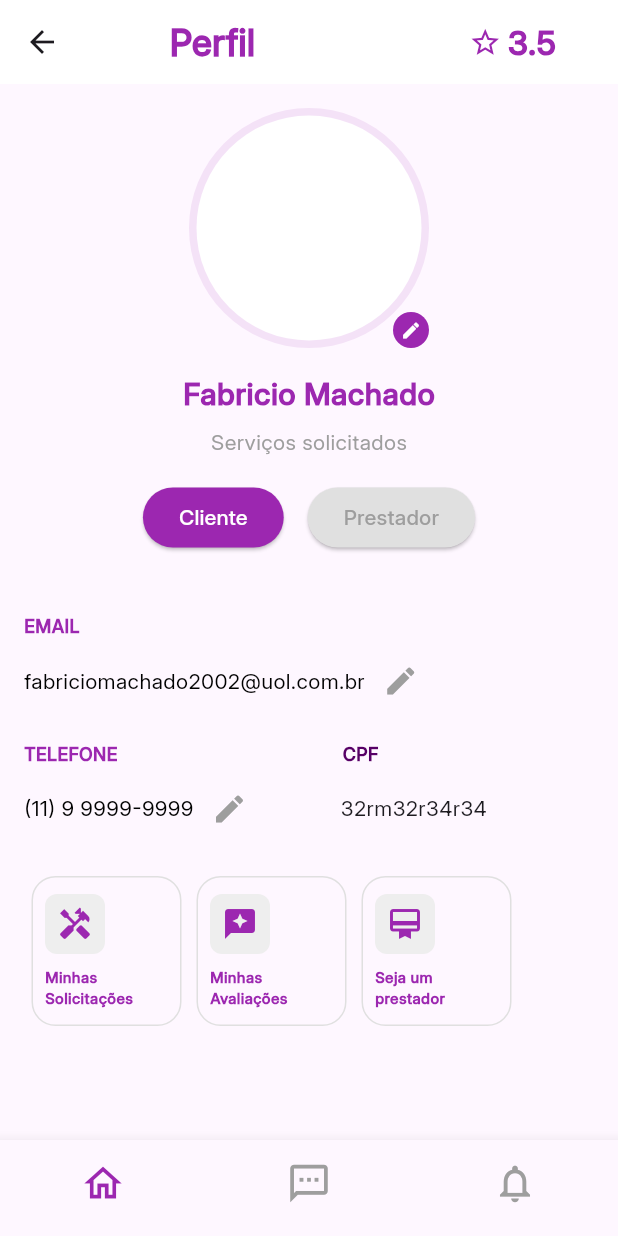
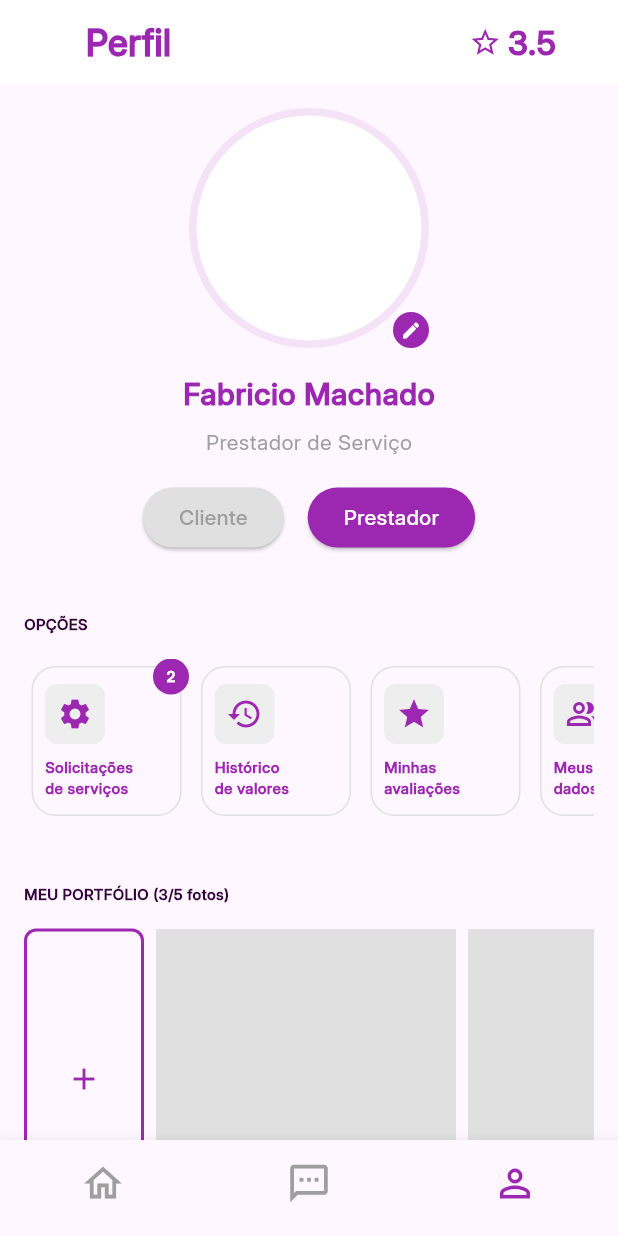
Before and after one commit to OrkTek-IFSul/Quebra-Galho, a Flutter app: the screen it shows after launch, item 3 of the bottom bar chosen, after a tap on "Prestador", on a phone screen of 412 x 824 dp. Run offline on Flutter 3.47's test engine with Material 3 defaults, Android fonts, the phone set to English and light mode, and no system bars.

Commit message:
update layout da homepage e ajustes na navegação do app

```diff
--- a/Mobile/quebragalho/lib/views/screens/SolicitacoesPageCliente.dart
+++ b/Mobile/quebragalho/lib/views/screens/SolicitacoesPageCliente.dart
@@ -2,7 +2,7 @@ import 'package:flutter/material.dart';
 import 'package:flutter_quebragalho/views/widgets/solicitacao_item.dart';
 
 class SolicitacoesPageCliente extends StatelessWidget {
-  const SolicitacoesPageCliente({Key? key}) : super(key: key);
+  const SolicitacoesPageCliente({super.key});
 
   @override
   Widget build(BuildContext context) {
--- a/Mobile/quebragalho/lib/views/screens/UserProfile.dart
+++ b/Mobile/quebragalho/lib/views/screens/UserProfile.dart
@@ -1,6 +1,7 @@
 import 'package:flutter/material.dart';
+
 import 'package:flutter_quebragalho/views/screens/SolicitacoesPageCliente.dart';
-import 'package:flutter_quebragalho/views/screens/pageViewPrestador.dart';
+import 'package:flutter_quebragalho/views/screens/SolicitacoesPagePrestador.dart';
 import 'package:flutter_quebragalho/views/screens/reviewsPage.dart';
 import 'package:flutter_quebragalho/views/widgets/PrestadorFormModal.dart';
 import 'package:flutter_quebragalho/views/widgets/editar_email_modal.dart';
@@ -17,6 +18,10 @@ class UserProfile extends StatefulWidget {
 
 class _UserProfileState extends State<UserProfile> {
   bool isPrestador = false; // Controla se o perfil é de Prestador ou Cliente
+  final PageController _pageController =
+      PageController(); // Controlador para a navegação entre páginas.
+
+
 
   @override
   Widget build(BuildContext context) {
@@ -131,6 +136,8 @@ class _UserProfileState extends State<UserProfile> {
                       isPrestador =
                           false; // Alterna para a visualização de Cliente
                     });
+
+                    _pageController.jumpToPage(0); // Vai para a página Cliente
                   },
                   style: ElevatedButton.styleFrom(
                     backgroundColor:
@@ -150,14 +157,14 @@ class _UserProfileState extends State<UserProfile> {
                 // Botão para selecionar perfil Prestador
                 ElevatedButton(
                   onPressed: () {
-                    Navigator.push(
-                      context,
-                      MaterialPageRoute(
-                        builder:
-                            (context) =>
-                                PageViewPrestadorCore(), // Direciona para PageViewPrestador
-                      ),
-                    );
+                    setState(() {
+                      isPrestador =
+                          true; // Alterna para a visualização de Cliente
+                    });
+
+                    _pageController.jumpToPage(
+                      1,
+                    ); // Vai para a página Prestador
                   },
                   style: ElevatedButton.styleFrom(
                     backgroundColor:
@@ -205,6 +212,14 @@ class _UserProfileState extends State<UserProfile> {
                               Icons.settings,
                               'Solicitações\nde serviços',
                               2,
+                               onTap: () {
+                                Navigator.push(
+                                  context,
+                                  MaterialPageRoute(
+                                    builder: (context) => SolicitacoesPagePrestador(),
+                                  ),
+                                );
+                              },
                             ),
                             SizedBox(width: 3), // Espaçamento entre os itens
                             _buildActionItem(
--- a/Mobile/quebragalho/lib/views/screens/pageViewCliente.dart
+++ b/Mobile/quebragalho/lib/views/screens/pageViewCliente.dart
@@ -1,4 +1,5 @@
 import 'package:flutter/material.dart';
+import 'package:flutter_quebragalho/views/screens/HistoricoValores.dart';
 import 'package:flutter_quebragalho/views/screens/UserProfile.dart';
 import 'package:flutter_quebragalho/views/screens/chatsPage.dart';
 
@@ -16,7 +17,7 @@ class _PageViewCoreState extends State<PageViewCore> {
 
   // Lista de telas que serão exibidas em cada aba.
   final List<Widget> _pages = [
-    HomeScreen(),  // Tela inicial
+    HistoricoValores(), // Tela inicial
     ChatsPage(),   // Tela de conversas
     UserProfile(), // Tela de perfil do usuário
   ];
--- a/Mobile/quebragalho/lib/views/screens/pageViewPrestador.dart
+++ /dev/null
@@ -1,103 +0,0 @@
-import 'package:flutter/material.dart';
-import 'package:flutter_quebragalho/views/screens/UserProfile.dart';
-import 'package:flutter_quebragalho/views/screens/chatsPage.dart';
-
-/// Widget principal que gerencia a navegação entre telas através de PageView e BottomNavigationBar.
-class PageViewPrestadorCore extends StatefulWidget {
-  const PageViewPrestadorCore({super.key});
-
-  @override
-  State<PageViewPrestadorCore> createState() => _PageViewPrestadorCoreState();
-}
-
-class _PageViewPrestadorCoreState extends State<PageViewPrestadorCore> {
-  int _currentIndex = 0; // Armazena o índice da aba selecionada.
-  final PageController _pageController = PageController(); // Controlador para a navegação entre páginas.
-
-  // Lista de telas que serão exibidas em cada aba.
-  final List<Widget> _pages = [
-    UserProfile(), // Tela de perfil do usuário
-    HomeScreen(),  // Tela inicial
-    ChatsPage(),   // Tela de conversas
-  ];
-
-  @override
-  Widget build(BuildContext context) {
-    return Scaffold(
-      // A área principal usa PageView para permitir swipes entre as páginas.
-      body: PageView(
-        controller: _pageController, // Controlador para definir a página atual.
-        onPageChanged: (index) {
-          setState(() {
-            _currentIndex = index; // Atualiza o índice da aba ao trocar de página.
-          });
-        },
-        children: _pages, // Exibe as telas definidas na lista _pages.
-      ),
-      // Barra de navegação inferior para alternar entre as páginas.
-      bottomNavigationBar: BottomNavigationBar(
-        currentIndex: _currentIndex, // Define a aba atualmente selecionada.
-        onTap: (index) {
-          setState(() {
-            _currentIndex = index; // Atualiza o índice selecionado.
-            // Anima a transição para a página selecionada.
-            _pageController.animateToPage(
-              index,
-              duration: const Duration(milliseconds: 150),
-              curve: Curves.easeInOut,
-            );
-          });
-        },
-        // Itens da BottomNavigationBar representando cada aba.
-        items: const [
-          BottomNavigationBarItem(
-            icon: Icon(
-              Icons.home_outlined,
-              size: 30, // Remove a cor fixa para permitir o controle automático.
-            ),
-            label: '', // Sem texto para o label.
-          ),
-          BottomNavigationBarItem(
-            icon: Icon(
-              Icons.sms_outlined,
-              size: 30, // Remove a cor fixa para permitir o controle automático.
-            ),
-            label: '',
-          ),
-          BottomNavigationBarItem(
-            icon: Icon(
-              Icons.notifications_none_outlined,
-              size: 30, // Remove a cor fixa para permitir o controle automático.
-            ),
-            label: '',
-          ),
-        ],
-        selectedItemColor: Colors.purple, // Cor para o item selecionado.
-        unselectedItemColor: Colors.grey, // Cor para os itens não selecionados.
-        showSelectedLabels: false, // Não exibe labels para o item selecionado.
-        showUnselectedLabels: false, // Não exibe labels para os itens não selecionados.
-      ),
-    );
-  }
-}
-
-// Telas de exemplo
-
-/// Tela inicial do aplicativo. Exibe um texto simples centralizado.
-class HomeScreen extends StatelessWidget {
-  const HomeScreen({super.key});
-
-  @override
-  Widget build(BuildContext context) {
-    return Center(
-      // Exibe o texto "Home Screen" com estilo de destaque.
-      child: Text(
-        'Home Screen',
-        style: TextStyle(
-          fontSize: 24, // Tamanho da fonte destacado.
-          fontWeight: FontWeight.bold, // Texto em negrito.
-        ),
-      ),
-    );
-  }
-}
--- a/Mobile/quebragalho/lib/views/widgets/editar_email_modal.dart
+++ b/Mobile/quebragalho/lib/views/widgets/editar_email_modal.dart
@@ -1,7 +1,7 @@
 import 'package:flutter/material.dart';
 
 class EditarEmailModal extends StatelessWidget {
-  const EditarEmailModal({Key? key}) : super(key: key);
+  const EditarEmailModal({super.key});
 
   @override
   Widget build(BuildContext context) {
--- a/Mobile/quebragalho/lib/views/widgets/editar_telefone_modal.dart
+++ b/Mobile/quebragalho/lib/views/widgets/editar_telefone_modal.dart
@@ -1,7 +1,7 @@
 import 'package:flutter/material.dart';
 
 class EditarTelefoneModal extends StatelessWidget {
-  const EditarTelefoneModal({Key? key}) : super(key: key);
+  const EditarTelefoneModal({super.key});
 
   @override
   Widget build(BuildContext context) {
--- a/Mobile/quebragalho/lib/views/widgets/solicitacao_item.dart
+++ b/Mobile/quebragalho/lib/views/widgets/solicitacao_item.dart
@@ -9,13 +9,13 @@ class SolicitacaoItem extends StatelessWidget {
   final Color statusColor;
 
   const SolicitacaoItem({
-    Key? key,
+    super.key,
     required this.nome,
     required this.data,
     required this.hora,
     required this.status,
     required this.statusColor,
-  }) : super(key: key);
+  });
 
   @override
   Widget build(BuildContext context) {
--- a/Mobile/quebragalho/pubspec.yaml
+++ b/Mobile/quebragalho/pubspec.yaml
@@ -10,6 +10,10 @@ dependencies:
   flutter:
     sdk: flutter
   dotted_border: ^2.1.0
+  fl_chart: ^0.40.0
+
+
+
 
 dev_dependencies:
   flutter_test:
```
Also changed, not shown: Mobile/quebragalho/lib/views/widgets/PrestadorFormModal.dart (+31 -21 lines), Mobile/quebragalho/pubspec.lock.
